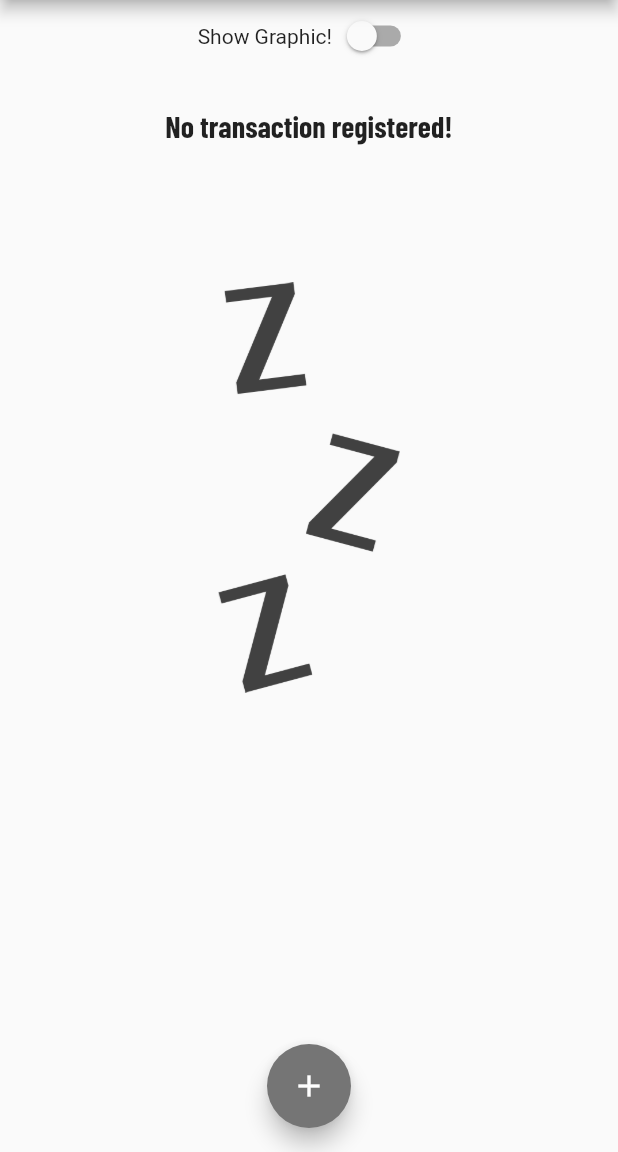
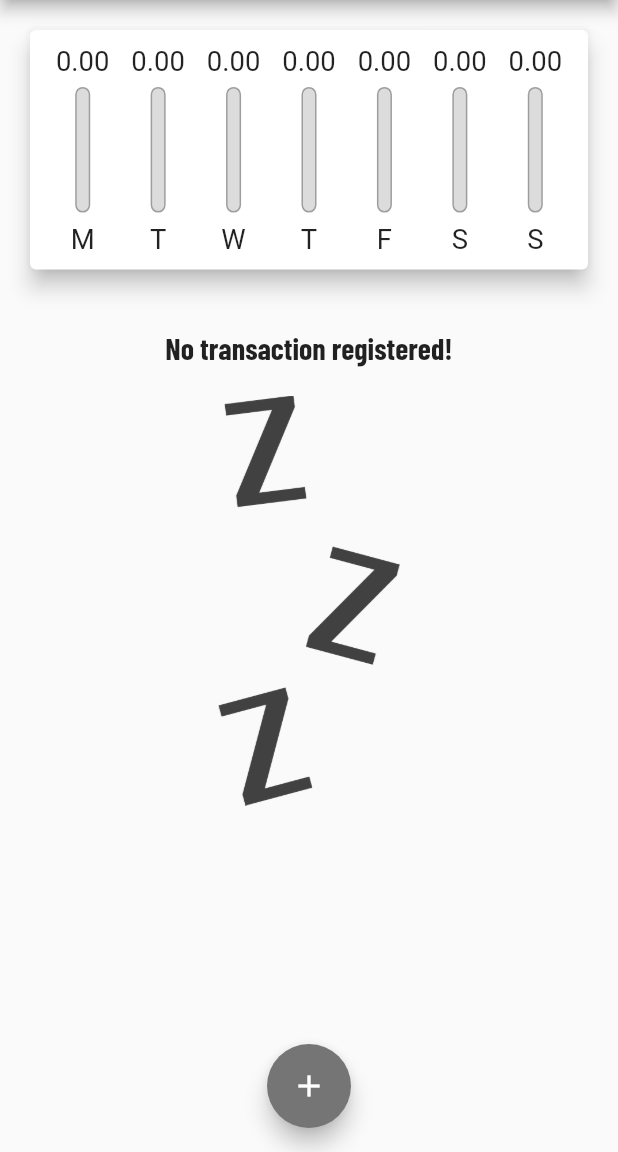
Before and after one commit to Luis020-hub/Despesas-Pessoais-Flutter, a Flutter app: the screen it shows after launch, on a phone screen of 412 x 824 dp, the part 84-1236 px from its top. Run offline on Flutter 3.47's test engine with Material 2 defaults, Android fonts, the phone set to English and light mode, and no system bars.

Commit message:
29/01/2023
- Show Graphic alterado para aparecer somente no modo paisagem.

```diff
--- a/lib/components/transaction_list.dart
+++ b/lib/components/transaction_list.dart
@@ -16,15 +16,12 @@ class TransactionList extends StatelessWidget {
             builder: (ctx, constraints) {
               return Column(
                 children: [
-                  SizedBox(height: constraints.maxHeight * 0.05),
-                  Container(
-                    height: constraints.maxHeight * 0.19,
-                    child: Text(
-                      'No transaction registered!',
-                      style: Theme.of(context).textTheme.headline6,
-                    ),
+                  const SizedBox(height: 20),
+                  Text(
+                    'No transaction registered!',
+                    style: Theme.of(context).textTheme.headline6,
                   ),
-                  SizedBox(height: constraints.maxHeight * 0.05),
+                  const SizedBox(height: 20),
                   SizedBox(
                     child: Image.asset(
                       'assets/images/waiting.png',
--- a/lib/main.dart
+++ b/lib/main.dart
@@ -4,7 +4,6 @@ import 'dart:math';
 import 'components/transaction_list.dart';
 import 'components/chart.dart';
 import 'models/transaction.dart';
-
 
 main() => runApp(ExpensesApp());
 
@@ -95,6 +94,9 @@ class _MyHomePageState extends State<MyHomePage> {
 
   @override
   Widget build(BuildContext context) {
+    bool isLandscape =
+        MediaQuery.of(context).orientation == Orientation.landscape;
+
     final appBar = AppBar(
       title: const Text("Expenses"),
       actions: [
@@ -115,6 +117,7 @@ class _MyHomePageState extends State<MyHomePage> {
         child: Column(
           crossAxisAlignment: CrossAxisAlignment.stretch,
           children: [
+            if (isLandscape)
               Row(
                 mainAxisAlignment: MainAxisAlignment.center,
                 children: [
@@ -129,12 +132,12 @@ class _MyHomePageState extends State<MyHomePage> {
                   ),
                 ],
               ),
-            if (_showChart)
+            if (_showChart || !isLandscape)
               SizedBox(
-                height: avaibleHeight * 0.26,
+                height: avaibleHeight * (isLandscape ? 0.63 : 0.26),
                 child: Chart(_recentTransactions),
               ),
-            if (!_showChart)
+            if (!_showChart || !isLandscape)
               SizedBox(
                 height: avaibleHeight * 0.63,
                 child: TransactionList(_transactions, _removeTransaction),
```
Lines whose indentation alone changed are shown as unchanged.
